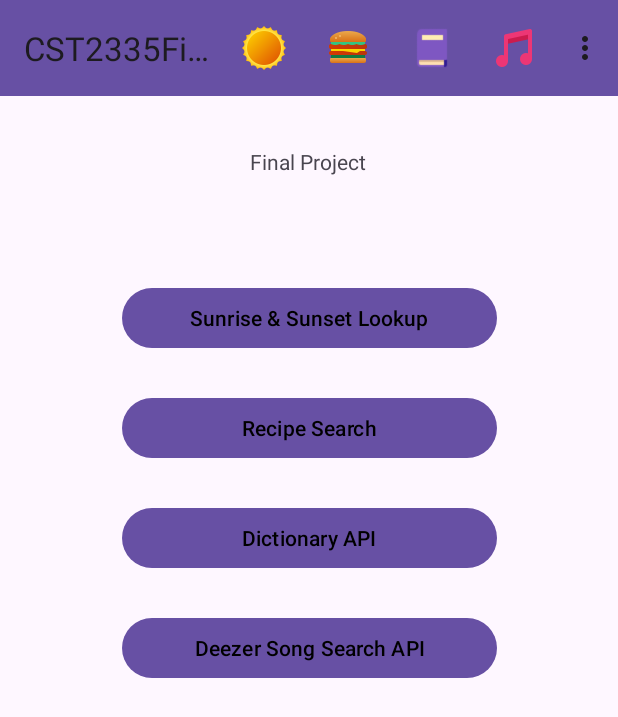
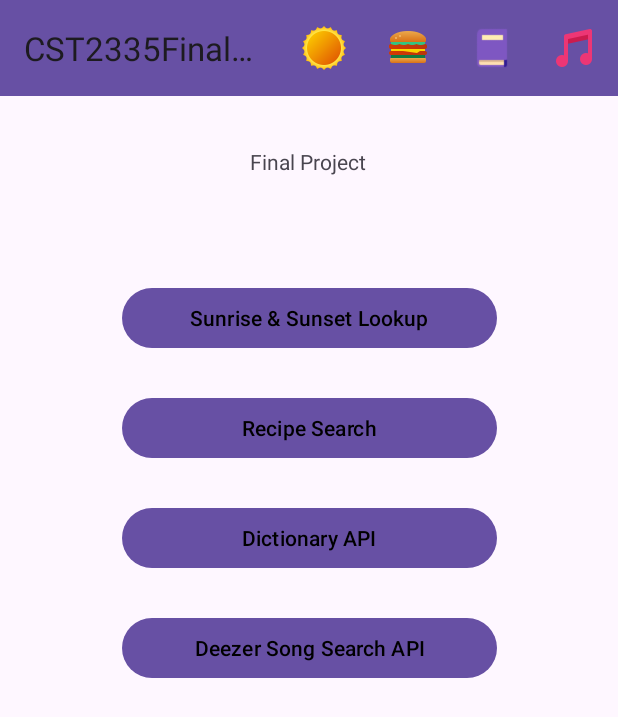
Before and after one commit to wu000220/CST2335final-Android, an Android app: the screen it shows after launch (MainActivity), on a phone screen of 412 x 824 dp. Shown: the top 717 px of the screen. Run offline under Robolectric (Android 15) with nearby library versions, the phone set to English and light mode, and no system bars.

Commit message:
Sunrise Sunset lookup: add sun_toolbar, delete sun_toolbar from main toolbar done!

```diff
--- a/app/src/main/res/menu/menu_toobar.xml
+++ b/app/src/main/res/menu/menu_toobar.xml
@@ -26,8 +26,4 @@
         android:title="Deezer song search api"
         app:showAsAction="always" />
 
-    <item
-        android:id="@+id/sunHelp"
-        android:title="Help"
-        android:text="@string/sunHelp" />
 </menu>
```
